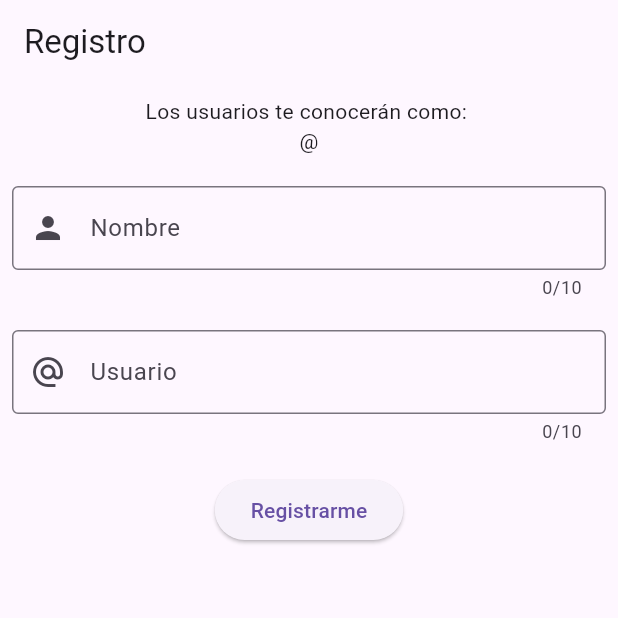
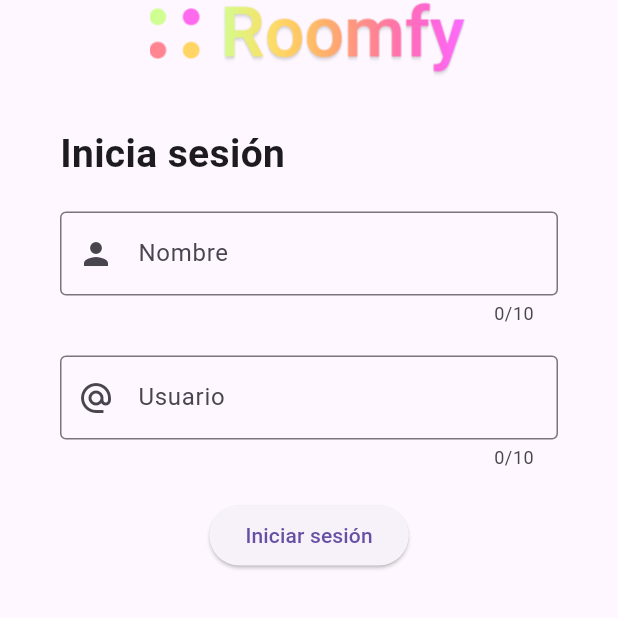
Before and after one commit to deljona/Roomfy, a Flutter app: the screen it shows after launch, on a phone screen of 412 x 824 dp, the top half of it. Run offline on Flutter 3.47's test engine with Material 2 defaults, Android fonts, the phone set to English and light mode, and no system bars; our stand-ins replace logger, socket_io_client; network calls fail.

Commit message:
Add Login

```diff
--- a/roomr/chat/lib/main.dart
+++ b/roomr/chat/lib/main.dart
@@ -1,4 +1,4 @@
-import 'package:chat/widgets/signup.dart';
+import 'package:chat/screens/login.dart';
 import 'package:flutter/material.dart';
 import 'package:logger/logger.dart';
 import 'package:socket_io_client/socket_io_client.dart' as IO;
@@ -38,6 +38,6 @@ class _MyAppState extends State<MyApp> {
     return MaterialApp(
         theme: ThemeData(useMaterial3: true),
         debugShowCheckedModeBanner: false,
-        home: const SignUp());
+        home: const Login());
   }
 }
--- /dev/null
+++ b/roomr/chat/lib/screens/login.dart
@@ -0,0 +1,113 @@
+import 'package:chat/main.dart';
+import 'package:chat/models/user.dart';
+import 'package:flutter/material.dart';
+import 'package:logger/logger.dart';
+
+var logger = Logger(printer: PrettyPrinter());
+
+class Login extends StatefulWidget {
+  const Login({super.key});
+
+  @override
+  State<Login> createState() => _LoginState();
+}
+
+class _LoginState extends State<Login> {
+  final _formKeyLogin = GlobalKey<FormState>();
+
+  final nombreController = TextEditingController();
+  final usuarioController = TextEditingController();
+
+  final TextEditingController _nameController = TextEditingController();
+  final TextEditingController _userController = TextEditingController();
+
+  String? _validarCampo(String? valor) {
+    if (valor == null || valor.isEmpty) {
+      return 'Este campo es obligatorio.';
+    }
+    final RegExp regExp = RegExp(r'^[a-zA-Z0-9]{1,10}$');
+    if (!regExp.hasMatch(valor)) {
+      return 'Ingrese sólo números y letras.';
+    }
+    return null;
+  }
+
+  @override
+  Widget build(BuildContext context) {
+    return Scaffold(
+        appBar: AppBar(
+          title: SizedBox(
+              child: Center(
+                  child: Image.asset(
+            "assets/images/logo.png",
+            scale: 1.5,
+          ))),
+        ),
+        body: SingleChildScrollView(
+          child: Center(
+              child: Padding(
+            padding: const EdgeInsets.fromLTRB(40, 8, 40, 8),
+            child:
+                Column(crossAxisAlignment: CrossAxisAlignment.start, children: [
+              const SizedBox(height: 20),
+              const Text(
+                "Inicia sesión",
+                style: TextStyle(fontSize: 26, fontWeight: FontWeight.bold),
+              ),
+              const SizedBox(height: 20),
+              Form(
+                key: _formKeyLogin,
+                child: Column(
+                  crossAxisAlignment: CrossAxisAlignment.center,
+                  children: [
+                    TextFormField(
+                      maxLength: 10,
+                      validator: _validarCampo,
+                      controller: nombreController,
+                      decoration: const InputDecoration(
+                          prefixIcon: Icon(Icons.person),
+                          border: OutlineInputBorder(),
+                          labelText: 'Nombre'),
+                      onChanged: (text) {
+                        setState(() {
+                          _formKeyLogin.currentState!.validate();
+                          _nameController.text = text;
+                        });
+                      },
+                    ),
+                    const SizedBox(height: 20),
+                    TextFormField(
+                      maxLength: 10,
+                      validator: _validarCampo,
+                      controller: usuarioController,
+                      decoration: const InputDecoration(
+                          prefixIcon: Icon(Icons.alternate_email),
+                          border: OutlineInputBorder(),
+                          labelText: 'Usuario'),
+                      onChanged: (text) {
+                        setState(() {
+                          _formKeyLogin.currentState!.validate();
+                          _userController.text = text;
+                        });
+                      },
+                    ),
+                    const SizedBox(height: 20),
+                    ElevatedButton(
+                      onPressed: () {
+                        User nuevoUsuario = User(
+                            name: nombreController.text,
+                            username: usuarioController.text);
+                        if (_formKeyLogin.currentState!.validate()) {
+                          socket.emit('registro', nuevoUsuario.toJson());
+                        }
+                      },
+                      child: const Text('Iniciar sesión'),
+                    ),
+                  ],
+                ),
+              )
+            ]),
+          )),
+        ));
+  }
+}
```
Also changed, not shown: roomr/chat/lib/screens/signup.dart (renamed from roomr/chat/lib/widgets/signup.dart, +5 -5 lines), roomr/chat/pubspec.yaml (+2 -9 lines), roomr/chat/assets/images/logo.png (added).
